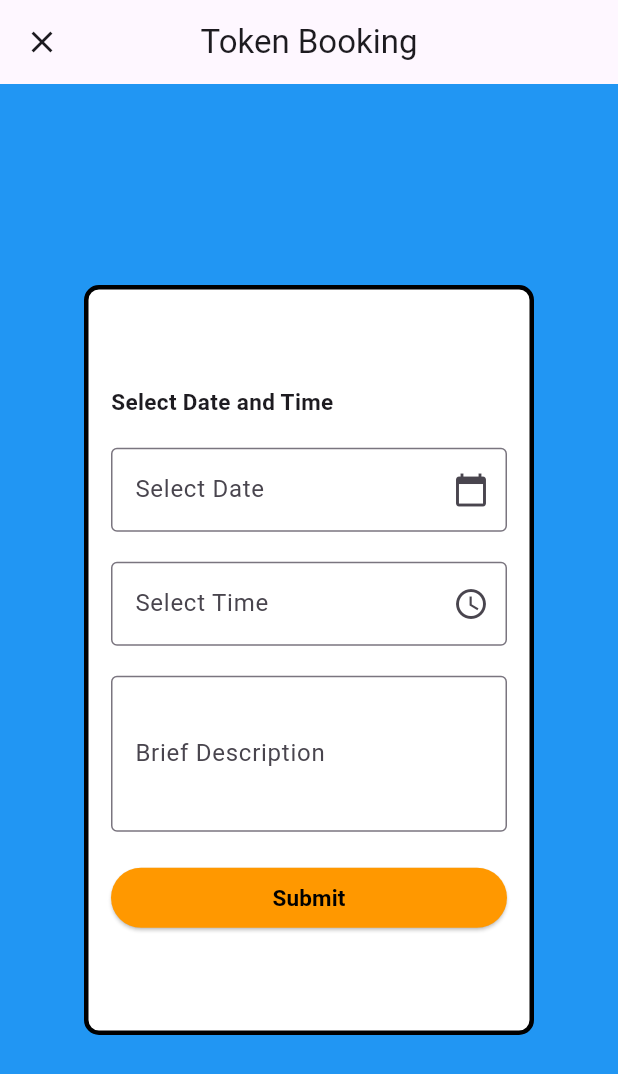
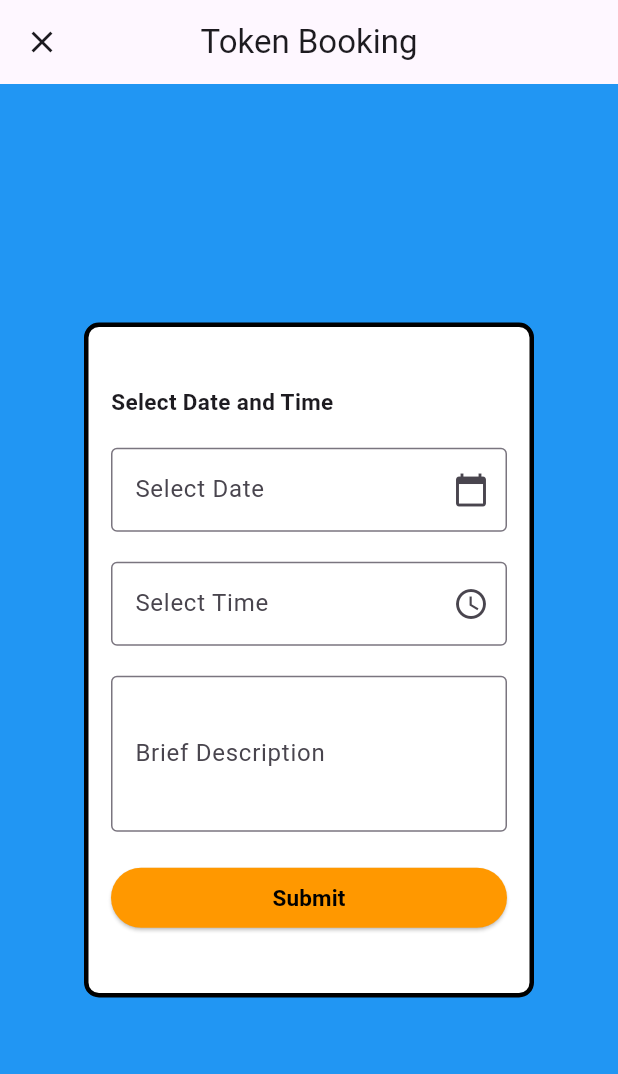
Before and after one commit to aniketsol456/token_generation_application, a Flutter app: the BookTokenScreen screen opened directly, on a phone screen of 412 x 824 dp. Shown: the top 1074 px of the screen. Run offline on Flutter 3.47's test engine with Material 3 defaults, Android fonts, the phone set to English and light mode, and no system bars; our stand-ins replace cloud_firestore, firebase_auth, firebase_core, get, pinput, shared_preferences; accounts and stored records are empty.

Commit message:
main and firebase and also token_booked screen changes

```diff
--- a/lib/main.dart
+++ b/lib/main.dart
@@ -2,7 +2,6 @@ import 'package:firebase_core/firebase_core.dart';
 import 'package:flutter/material.dart';
 import 'package:flutter/services.dart';
 import 'package:get/get_navigation/src/root/get_material_app.dart';
-// import 'package:token_generation_application/user_screen/home_screen.dart';
 import 'package:token_generation_application/user_screen/splash_screen.dart';
 import 'firebase_options.dart';
 
--- a/lib/services/firbase_option.dart
+++ b/lib/services/firbase_option.dart
@@ -1,5 +1,4 @@
 import 'package:cloud_firestore/cloud_firestore.dart';
-// import 'package:firebase_auth/firebase_auth.dart';
 
 var db = FirebaseFirestore.instance;
 
--- a/lib/user_screen/book_token_screen.dart
+++ b/lib/user_screen/book_token_screen.dart
@@ -1,7 +1,5 @@
 import 'package:flutter/material.dart';
 import 'package:token_generation_application/services/token_option.dart';
-
-// import '../services/firbase_option.dart';
 
 class BookTokenScreen extends StatefulWidget {
   BookTokenScreen({super.key});
@@ -72,7 +70,7 @@ class _BookTokenScreenState extends State<BookTokenScreen> {
       body: Center(
         child: Container(
           width: 300,
-          height: 500,
+          height: 450,
           decoration: BoxDecoration(
             color: Colors.white,
             border: Border.all(
```
